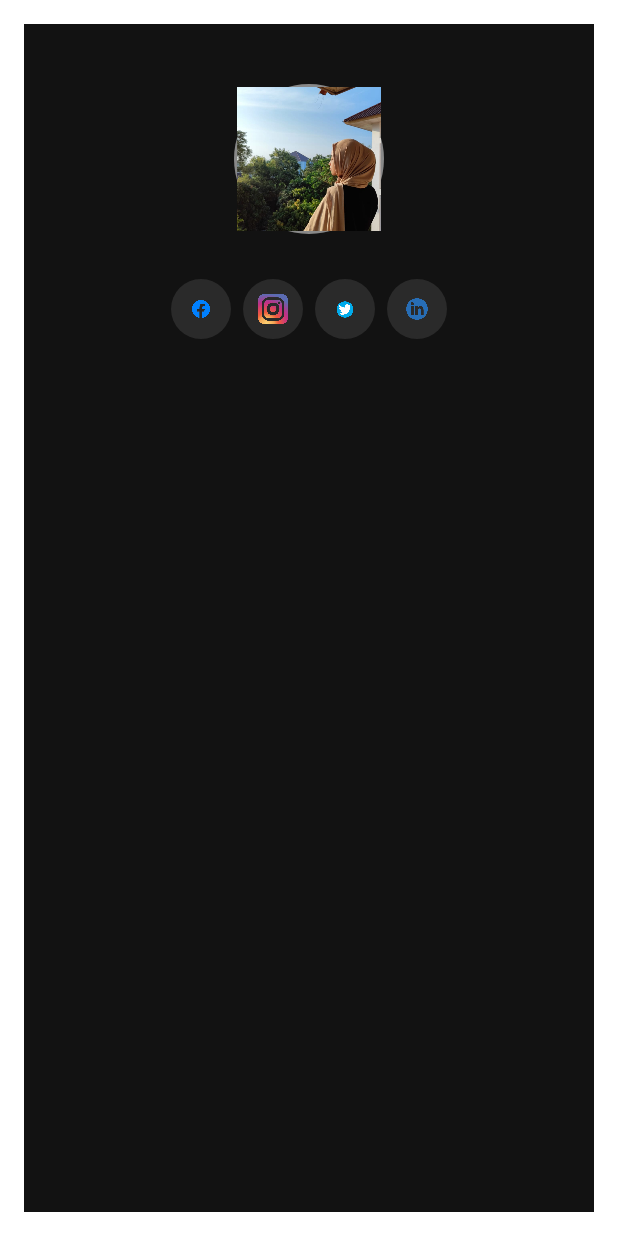
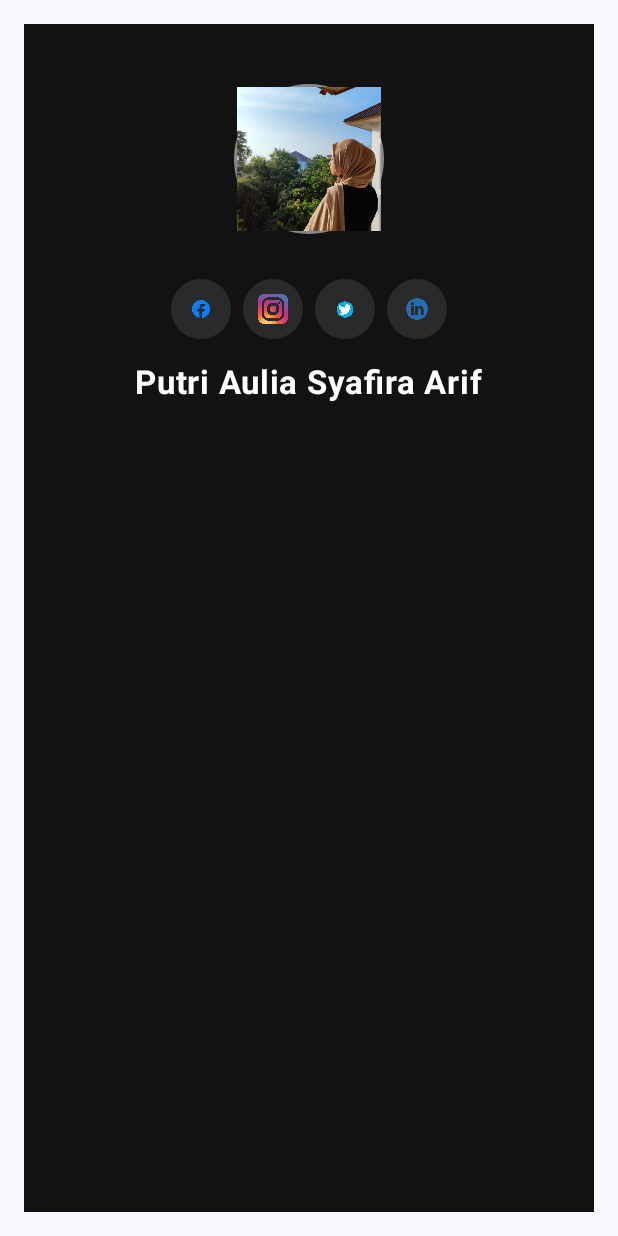
Before and after one commit to syafiraarif/QuestAdvanceLayout_194, an Android app built with Jetpack Compose: the composable Praktikum1 shown on its own in the app's theme, on a phone screen of 412 x 824 dp. Run offline under Robolectric (Android 15) with nearby library versions, the phone set to English and light mode, and no system bars.

Commit message:
Menambahkan komponen string supaya menampilkan tulisan nama

```diff
--- a/app/src/main/java/com/example/myuipertama/PraktikumQuestAdvanceLayout.kt
+++ b/app/src/main/java/com/example/myuipertama/PraktikumQuestAdvanceLayout.kt
@@ -14,13 +14,17 @@ import androidx.compose.foundation.layout.padding
 import androidx.compose.foundation.layout.size
 import androidx.compose.foundation.layout.width
 import androidx.compose.foundation.shape.CircleShape
+import androidx.compose.material3.Text
 import androidx.compose.runtime.Composable
 import androidx.compose.ui.Alignment
 import androidx.compose.ui.Modifier
 import androidx.compose.ui.graphics.Color
 import androidx.compose.ui.layout.ContentScale
 import androidx.compose.ui.res.painterResource
+import androidx.compose.ui.res.stringResource
+import androidx.compose.ui.text.font.FontWeight
 import androidx.compose.ui.unit.dp
+import androidx.compose.ui.unit.sp
 
 @Composable
 fun Praktikum1 (modifier: Modifier) {
@@ -107,6 +111,14 @@ fun Praktikum1 (modifier: Modifier) {
                     )
                 }
             }
+            Spacer(modifier = Modifier.height(height = 16.dp))
+
+            Text(
+                text = stringResource(id = R.string.nama),
+                fontWeight = FontWeight.Bold,
+                fontSize = 22.sp,
+                color = Color.White
+            )
         }
     }
 }
--- a/app/src/main/res/values/strings.xml
+++ b/app/src/main/res/values/strings.xml
@@ -5,4 +5,5 @@
     <string name= "nama">Putri Aulia Syafira Arif</string>
     <string name= "alamat">Bantul, Sleman</string>
     <string name= "copy">copyright, 2025</string>
+
 </resources>
```
